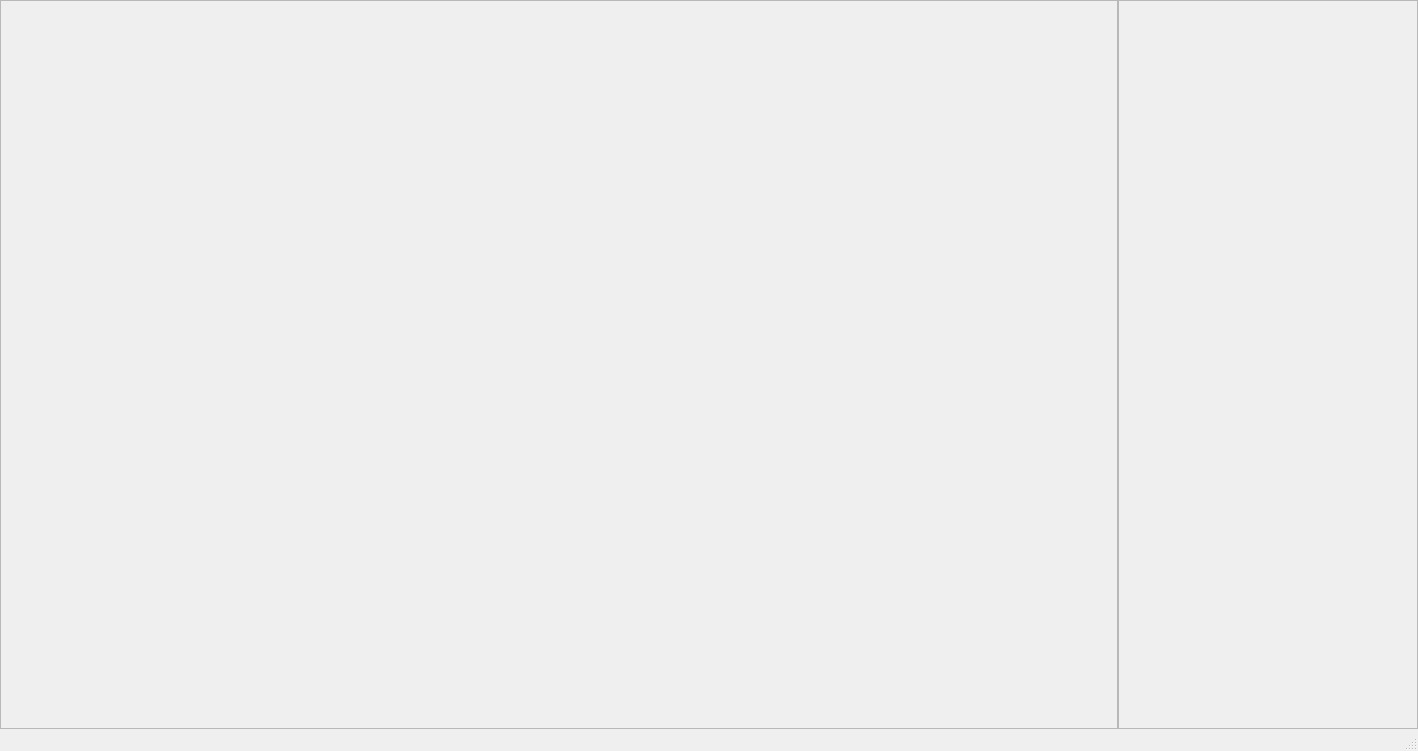
The window that visualization/GUI/pdw/pdwui.ui (sepehrgh98/PyCoolEdit) describes before a commit, drawn with Qt 5.
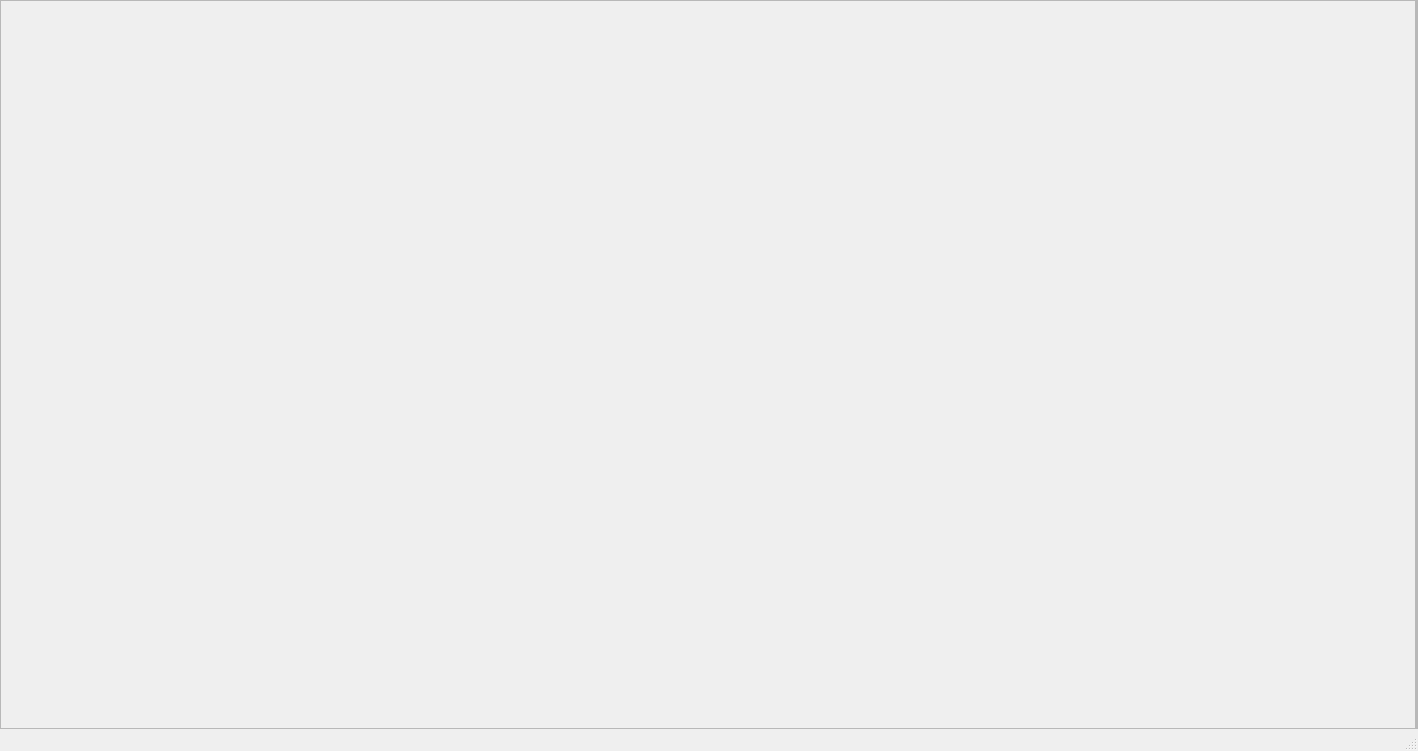
The same window after the commit.

The edit to the form file:
```diff
--- a/visualization/GUI/pdw/pdwui.ui
+++ b/visualization/GUI/pdw/pdwui.ui
@@ -14,7 +14,7 @@
    <string>MainWindow</string>
   </property>
   <widget class="QWidget" name="centralwidget">
-   <layout class="QHBoxLayout" name="horizontalLayout">
+   <layout class="QHBoxLayout" name="horizontalLayout" stretch="1,0">
     <property name="spacing">
      <number>0</number>
     </property>
@@ -109,13 +109,13 @@
      <widget class="QFrame" name="rightFrame">
       <property name="minimumSize">
        <size>
-        <width>300</width>
+        <width>0</width>
         <height>0</height>
        </size>
       </property>
       <property name="maximumSize">
        <size>
-        <width>300</width>
+        <width>16777215</width>
         <height>16777215</height>
        </size>
       </property>
```
